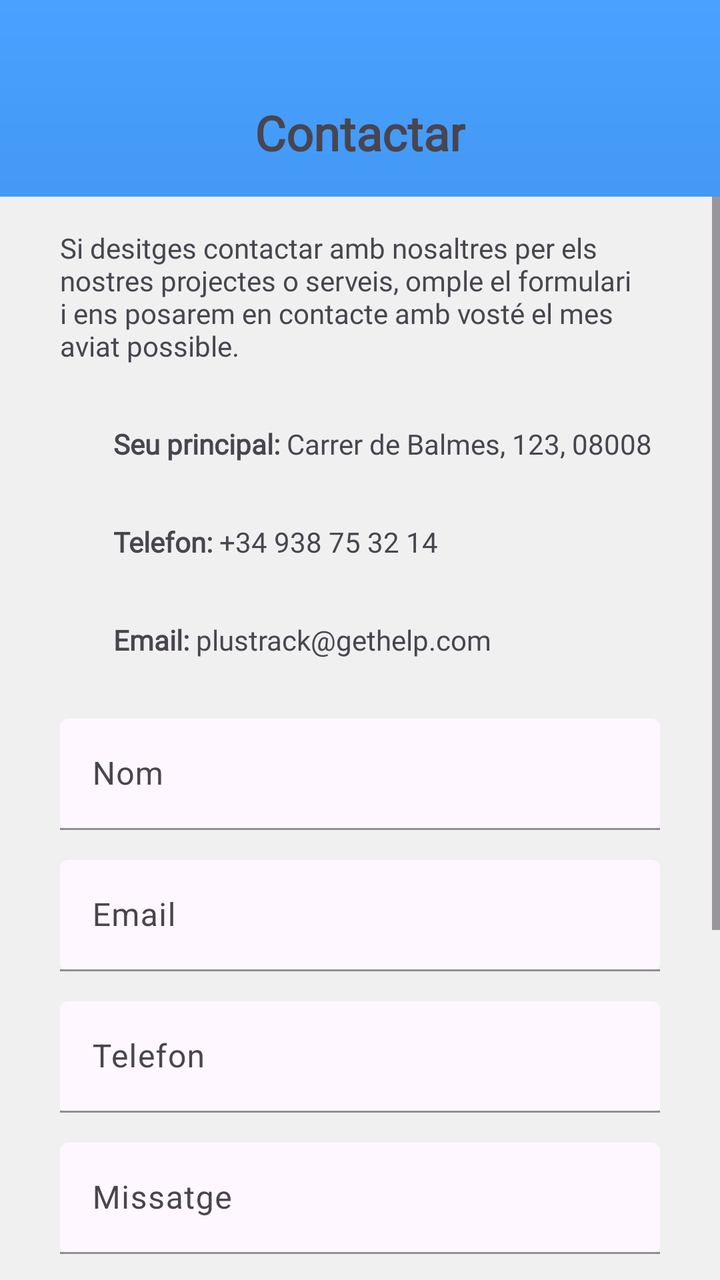
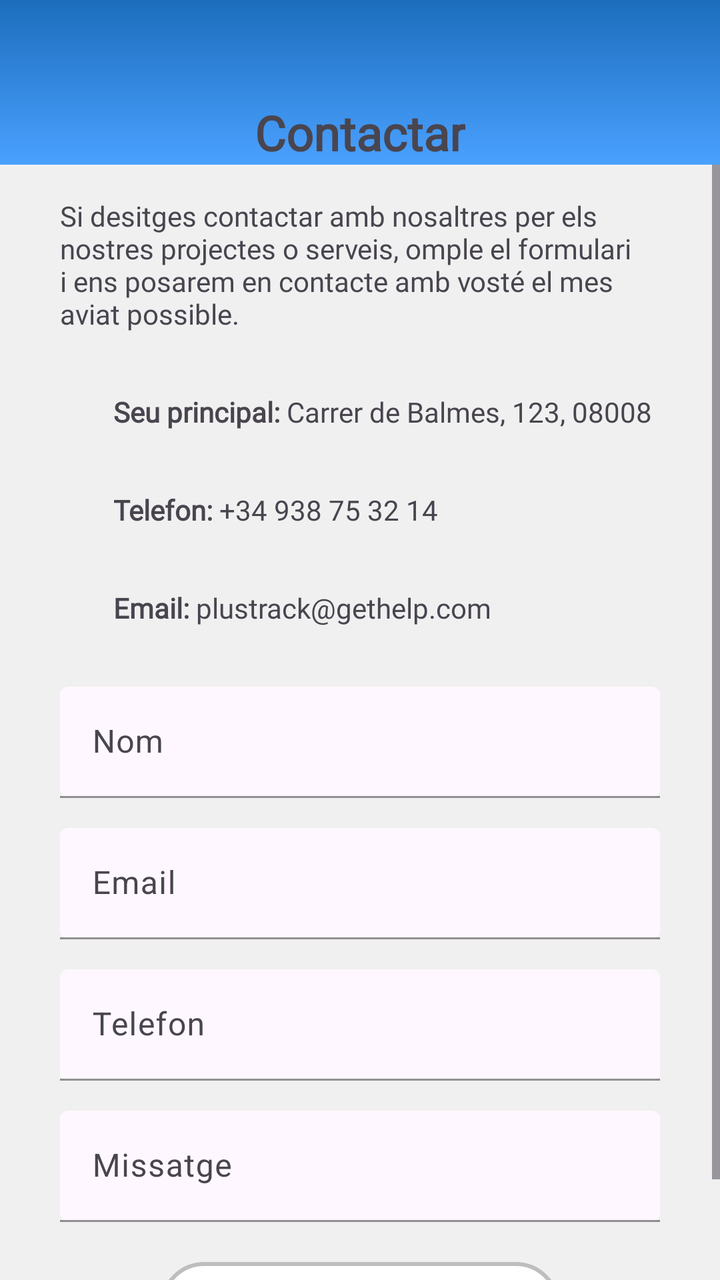

Compare the two renders of this Android layout. The source of the first and the diff that turns it into the second are given below.
<!-- AndroidManifest.xml: application theme Theme.Plustrack_android -->
<!-- res/layout/contactar_fragment.xml -->
<?xml version="1.0" encoding="utf-8"?>
<androidx.constraintlayout.widget.ConstraintLayout xmlns:android="http://schemas.android.com/apk/res/android"
    xmlns:app="http://schemas.android.com/apk/res-auto"
    android:layout_width="match_parent"
    android:layout_height="match_parent"
    android:background="@drawable/gradient_color">

    <TextView
        android:id="@+id/titol_fragment"
        android:layout_width="wrap_content"
        android:layout_height="wrap_content"
        android:layout_marginTop="50dp"
        android:text="@string/Contactar"
        android:fontFamily="@font/jost_bold"
        android:textSize="24dp"
        android:textStyle="bold"
        app:layout_constraintStart_toStartOf="parent"
        app:layout_constraintEnd_toEndOf="parent"
        app:layout_constraintTop_toTopOf="parent"/>

    <ScrollView
        android:id="@+id/scrollView"
        android:layout_width="match_parent"
        android:layout_height="0dp"
        android:layout_marginTop="16dp"
        app:layout_constraintTop_toBottomOf="@id/titol_fragment"
        app:layout_constraintStart_toStartOf="parent"
        app:layout_constraintEnd_toEndOf="parent"
        app:layout_constraintBottom_toBottomOf="parent">

        <androidx.constraintlayout.widget.ConstraintLayout
            android:layout_width="match_parent"
            android:layout_height="wrap_content">

            <View
                android:id="@+id/cuadradoBlanco"
                android:layout_width="match_parent"
                android:layout_height="800dp"
                android:background="#F0F0F0"
                app:layout_constraintStart_toStartOf="parent"
                app:layout_constraintEnd_toEndOf="parent"
                app:layout_constraintTop_toTopOf="parent"
                app:layout_constraintBottom_toBottomOf="parent"/>

    <TextView
        android:id="@+id/info"
        android:layout_width="300dp"
        android:layout_height="wrap_content"
        android:layout_marginTop="16dp"
        android:text="@string/Info_contactar"
        android:fontFamily="@font/jost_regular"
        app:layout_constraintTop_toTopOf="@id/cuadradoBlanco"
        app:layout_constraintStart_toStartOf="parent"
        app:layout_constraintEnd_toEndOf="parent"
        />

    <com.google.android.material.textfield.TextInputLayout
        android:id="@+id/tfNom"
        android:layout_width="300dp"
        android:layout_height="wrap_content"
        android:layout_marginTop="30dp"
        android:hint="@string/Nom"
        android:fontFamily="@font/jost_regular"
        app:hintTextColor="@color/black"
        app:boxStrokeColor="@color/design_default_color_primary"
        app:boxBackgroundMode="filled"
        app:endIconMode="clear_text"
        app:layout_constraintTop_toBottomOf="@+id/info"
        app:layout_constraintStart_toStartOf="parent"
        app:layout_constraintEnd_toEndOf="parent">

        <com.google.android.material.textfield.TextInputEditText
            android:id="@+id/etNom"
            android:layout_width="match_parent"
            android:layout_height="wrap_content"/>

    </com.google.android.material.textfield.TextInputLayout>

    <com.google.android.material.textfield.TextInputLayout
        android:id="@+id/tfEmail"
        android:layout_width="300dp"
        android:layout_height="wrap_content"
        android:layout_marginTop="15dp"
        android:hint="Email"
        android:fontFamily="@font/jost_regular"
        app:hintTextColor="@color/black"
        app:boxStrokeColor="@color/design_default_color_primary"
        app:boxBackgroundMode="filled"
        app:endIconMode="clear_text"
        app:layout_constraintTop_toBottomOf="@+id/tfNom"
        app:layout_constraintStart_toStartOf="parent"
        app:layout_constraintEnd_toEndOf="parent">

        <com.google.android.material.textfield.TextInputEditText
            android:id="@+id/etEmail"
            android:layout_width="match_parent"
            android:layout_height="wrap_content"/>

    </com.google.android.material.textfield.TextInputLayout>

    <com.google.android.material.textfield.TextInputLayout
        android:id="@+id/tfTelefon"
        android:layout_width="300dp"
        android:layout_height="wrap_content"
        android:layout_marginTop="15dp"
        android:hint="@string/Telefon"
        android:fontFamily="@font/jost_regular"
        app:hintTextColor="@color/black"
        app:boxStrokeColor="@color/design_default_color_primary"
        app:boxBackgroundMode="filled"
        app:endIconMode="clear_text"
        app:layout_constraintTop_toBottomOf="@+id/tfEmail"
        app:layout_constraintStart_toStartOf="parent"
        app:layout_constraintEnd_toEndOf="parent">

        <com.google.android.material.textfield.TextInputEditText
            android:id="@+id/etTelefon"
            android:layout_width="match_parent"
            android:layout_height="wrap_content"/>

    </com.google.android.material.textfield.TextInputLayout>

    <com.google.android.material.textfield.TextInputLayout
        android:id="@+id/tfMissatge"
        android:layout_width="300dp"
        android:layout_height="wrap_content"
        android:layout_marginTop="15dp"
        android:hint="@string/Missatge"
        android:fontFamily="@font/jost_regular"
        app:hintTextColor="@color/black"
        app:boxStrokeColor="@color/design_default_color_primary"
        app:boxBackgroundMode="filled"
        app:endIconMode="clear_text"
        app:layout_constraintTop_toBottomOf="@+id/tfTelefon"
        app:layout_constraintStart_toStartOf="parent"
        app:layout_constraintEnd_toEndOf="parent"
        app:hintAnimationEnabled="true">

        <com.google.android.material.textfield.TextInputEditText
            android:id="@+id/etMissatge"
            android:layout_width="match_parent"
            android:layout_height="wrap_content"/>

    </com.google.android.material.textfield.TextInputLayout>

    <TextView
        android:id="@+id/btnEntrar"
        android:layout_width="200dp"
        android:layout_height="wrap_content"
        android:layout_marginVertical="20dp"
        android:background="@drawable/edittext_rounded_total"
        android:text="@string/Enviar"
        android:textColor="#000000"
        android:textSize="18sp"
        android:padding="10dp"
        android:gravity="center"
        android:clickable="true"
        android:focusable="true"
        android:fontFamily="@font/jost_regular"
        app:layout_constraintTop_toBottomOf="@+id/tfMissatge"
        app:layout_constraintStart_toStartOf="parent"
        app:layout_constraintEnd_toEndOf="parent"/>

        </androidx.constraintlayout.widget.ConstraintLayout>
    </ScrollView>

</androidx.constraintlayout.widget.ConstraintLayout>
<!-- resources referenced by this layout -->
<resources>
  <color name="black">#FF000000</color>
  <!-- drawable edittext_rounded_total (drawable) -->
  <?xml version="1.0" encoding="utf-8"?>
  <shape xmlns:android="http://schemas.android.com/apk/res/android"
      android:shape="rectangle">
  
      <corners android:radius="45dp"/>
      <solid android:color="#FFFFFF"/>
      <stroke android:width="2dp" android:color="#BEBEBE"/>
      <padding android:left="10dp" android:right="10dp"/>
  
  </shape>
  <!-- drawable gradient_color (drawable) -->
  <?xml version="1.0" encoding="utf-8"?>
  <layer-list xmlns:android="http://schemas.android.com/apk/res/android">
      <item>
          <shape android:shape="rectangle">
              <gradient
                  android:angle="270"
                  android:startColor="#4AA1FF"
                  android:endColor="#1C6DBC"
                  android:type="linear"/>
          </shape>
      </item>
  </layer-list>
  <string name="Contactar">Contactar</string>
  <string name="Enviar">Enviar</string>
  <string name="Info_contactar">
          "Si desitges contactar amb nosaltres per els nostres projectes o serveis, omple el formulari i ens posarem en contacte amb vosté el mes aviat possible.\n\n
          <b>Seu principal:</b> Carrer de Balmes, 123, 08008\n\n
          <b>Telefon:</b> +34 938 75 32 14\n\n
          <b>Email:</b> plustrack@gethelp.com"
      </string>
  <string name="Missatge">Missatge</string>
  <string name="Nom">Nom</string>
  <string name="Telefon">Telefon</string>
  <style name="Theme.Plustrack_android" parent="Base.Theme.Plustrack_android" />
  <style name="Base.Theme.Plustrack_android" parent="Theme.Material3.DayNight.NoActionBar">
          
          
      </style>
</resources>

<!-- the commit's change to res/layout/contactar_fragment.xml (unified diff, before → after) -->
@@ -3,7 +3,17 @@
     xmlns:app="http://schemas.android.com/apk/res-auto"
     android:layout_width="match_parent"
     android:layout_height="match_parent"
-    android:background="@drawable/gradient_color">
+    android:background="#F0F0F0">
+
+    <View
+        android:id="@+id/cuadrat_blanc"
+        android:layout_width="0dp"
+        android:layout_height="0dp"
+        android:background="@drawable/gradient_color"
+        app:layout_constraintTop_toTopOf="parent"
+        app:layout_constraintBottom_toBottomOf="@+id/titol_fragment"
+        app:layout_constraintStart_toStartOf="parent"
+        app:layout_constraintEnd_toEndOf="parent"/>
 
     <TextView
         android:id="@+id/titol_fragment"
@@ -22,25 +32,16 @@
         android:id="@+id/scrollView"
         android:layout_width="match_parent"
         android:layout_height="0dp"
-        android:layout_marginTop="16dp"
         app:layout_constraintTop_toBottomOf="@id/titol_fragment"
         app:layout_constraintStart_toStartOf="parent"
         app:layout_constraintEnd_toEndOf="parent"
         app:layout_constraintBottom_toBottomOf="parent">
 
         <androidx.constraintlayout.widget.ConstraintLayout
+            android:id="@+id/constraint_layout"
+            android:paddingBottom="20dp"
             android:layout_width="match_parent"
             android:layout_height="wrap_content">
-
-            <View
-                android:id="@+id/cuadradoBlanco"
-                android:layout_width="match_parent"
-                android:layout_height="800dp"
-                android:background="#F0F0F0"
-                app:layout_constraintStart_toStartOf="parent"
-                app:layout_constraintEnd_toEndOf="parent"
-                app:layout_constraintTop_toTopOf="parent"
-                app:layout_constraintBottom_toBottomOf="parent"/>
 
     <TextView
         android:id="@+id/info"
@@ -49,7 +50,7 @@
         android:layout_marginTop="16dp"
         android:text="@string/Info_contactar"
         android:fontFamily="@font/jost_regular"
-        app:layout_constraintTop_toTopOf="@id/cuadradoBlanco"
+        app:layout_constraintTop_toTopOf="parent"
         app:layout_constraintStart_toStartOf="parent"
         app:layout_constraintEnd_toEndOf="parent"
         />
<!-- resource entries referenced after the edit -->
@@ -19,8 +19,8 @@
           <shape android:shape="rectangle">
               <gradient
                   android:angle="270"
-                  android:startColor="#4AA1FF"
-                  android:endColor="#1C6DBC"
+                  android:startColor="#1C6DBC"
+                  android:endColor="#4AA1FF"
                   android:type="linear"/>
           </shape>
       </item>
